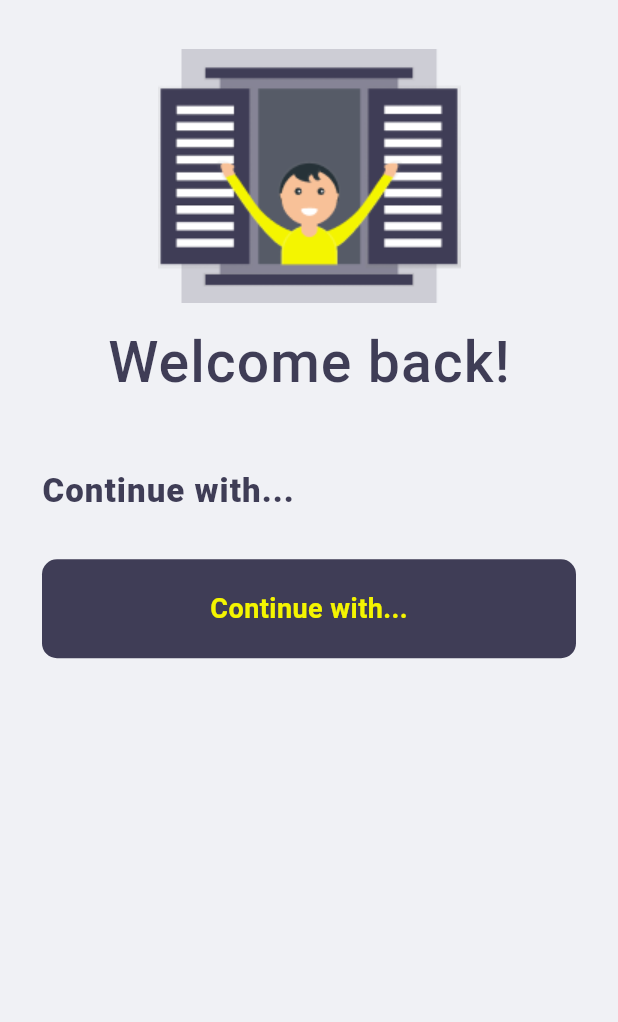
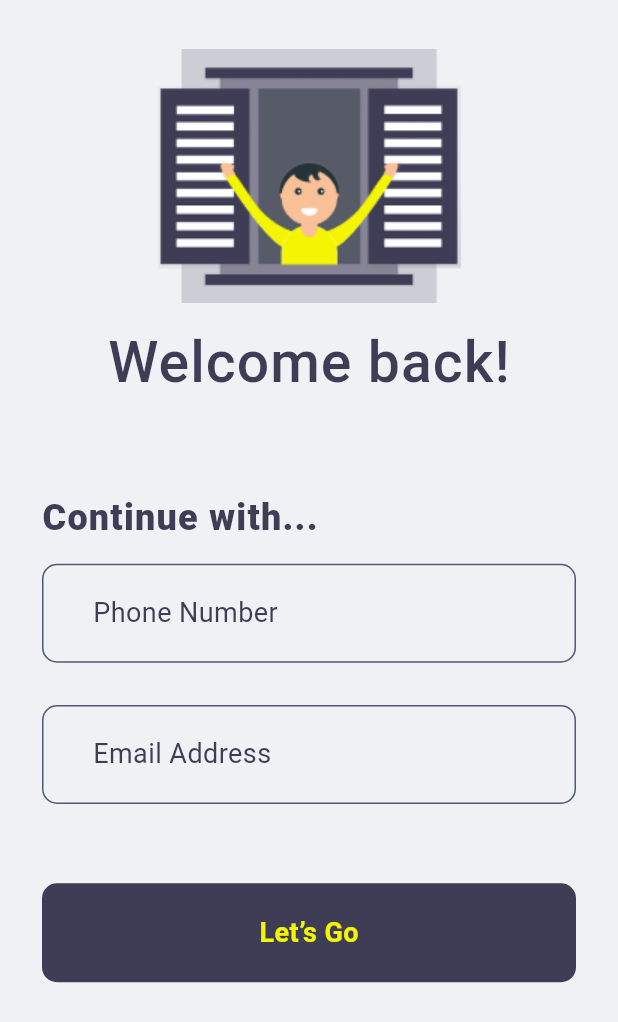
Before and after one commit to HamidAli78600/joses-delivery-app, a Flutter app: the ChooseUserTypeScreen screen opened directly, after a tap on "Customer", on a phone screen of 412 x 824 dp. Shown: the top 1022 px of the screen. Run offline on Flutter 3.47's test engine with Material 3 defaults, Android fonts, the phone set to English and light mode, and no system bars; our stand-ins replace cached_network_image, connectivity_plus, device_preview, flutter_svg, get, get_storage and 2 more; accounts and stored records are empty; Roboto replaces fonts that are missing (sfpDisplayRoundedRegular).

Commit message:
welcome screen completed

```diff
--- a/lib/controller/auth_controller.dart
+++ b/lib/controller/auth_controller.dart
@@ -36,7 +36,7 @@ class AuthController extends GetxController {
 
   //........................
 
-  // welcome screen for role selection
+  // choose user roole screen for role selection
 
   var userRole = ''.obs; // Reactive RxString
   void updateUserRole(String role) {
@@ -44,6 +44,12 @@ class AuthController extends GetxController {
     printWarning("1 check update of role: ${userRole.value}");
   }
 
+  // .........................
+
+  // welcome screen
+  // if user as a customer role
+  RxString selectedOption = ''.obs;
+  // .................
   TextEditingController emailController = TextEditingController();
   TextEditingController passwordController = TextEditingController();
 
--- a/lib/utils/app_strings.dart
+++ b/lib/utils/app_strings.dart
@@ -30,6 +30,9 @@ class AppStrings {
   static String forgetPassword = "Forget Password?";
   static String login = "Login";
   static String continueWith = "Continue with...";
+  static String phoneNumber = "Phone Number";
+  static String emailAddress = "Email Address";
+  static String letsGo = "Let’s Go";
 
   //hint
   static String search = 'Search here...';
--- a/lib/utils/constants.dart
+++ b/lib/utils/constants.dart
@@ -17,6 +17,7 @@ class AppColors {
   static const Color whiteColor = Color.fromRGBO(255, 255, 255, 1);
   static const Color hintColor = Color.fromRGBO(0, 0, 0, 0.5);
   static const Color hideIconColor = Color.fromRGBO(46, 58, 89, 0.8);
+  static const Color transparentColor = Colors.transparent;
   static const Color cardColor = Color(0xff2E2E2E);
   static const Color greenColor = Color(0xFF43DC80);
   static const Color redColor = Color(0xFFDC4343);
--- a/lib/view/auth_screens/welcome_screen.dart
+++ b/lib/view/auth_screens/welcome_screen.dart
@@ -5,6 +5,7 @@ import 'package:joses_delivery_app/utils/app_dimen.dart';
 import 'package:joses_delivery_app/utils/app_strings.dart';
 import 'package:joses_delivery_app/utils/constants.dart';
 import 'package:joses_delivery_app/utils/icons_and_images_path.dart';
+import 'package:joses_delivery_app/widgets/app_buttons/k_primary_button.dart';
 import 'package:joses_delivery_app/widgets/app_buttons/k_secondary_button.dart';
 import 'package:joses_delivery_app/widgets/k_text_field_widget.dart';
 
@@ -56,13 +57,50 @@ class WelcomeScreen extends StatelessWidget {
                           AppStrings.continueWith,
                           style: kTextStyle(
                               color: AppColors.secondaryTextColor,
-                              fontSize: FontDimen.dimen22,
+                              fontSize: FontDimen.dimen24,
                               fontWeight: FontWeight.w900,
-                              letterSpacing: 0.7
+                              letterSpacing: 0.8
                           ),
                         ),
-                      ).paddingOnly(top: mQ.height * 0.06),
-
+                      ).paddingOnly(top: mQ.height * 0.08),
+                      if(c.userRole.value == 'customer')
+                        kAppPrimaryButton(
+                          onTap: () {
+                            if (c.selectedOption.value == 'phone') {
+                              c.selectedOption.value = ''; // Deselect if already selected
+                            } else {
+                              c.selectedOption.value = 'phone'; // Select the option
+                            }
+                          },
+                          text: AppStrings.phoneNumber,
+                          height: mQ.height * 0.08,
+                          width: mQ.width,
+                          backgroundColor: c.selectedOption.value == 'phone' ? AppColors.secondaryColor.withOpacity(0.08) : AppColors.transparentColor,
+                          textStyle: kTextStyle(color: AppColors.secondaryTextColor, fontSize: FontDimen.dimen18, fontWeight: FontWeight.w400,),
+                          borderRadius: 10.0,
+                          borderColor: AppColors.secondaryColor,
+                          borderWidth: 1.0,
+                          isIcon: false,
+                        ).paddingOnly(top: mQ.height * 0.02),
+                      if(c.userRole.value == 'customer')
+                        kAppPrimaryButton(
+                          onTap: () {
+                            if (c.selectedOption.value == 'email') {
+                              c.selectedOption.value = ''; // Deselect if already selected
+                            } else {
+                              c.selectedOption.value = 'email'; // Select the option
+                            }
+                          },
+                          text: AppStrings.emailAddress,
+                          height: mQ.height * 0.08,
+                          width: mQ.width,
+                          backgroundColor: c.selectedOption.value == 'email' ? AppColors.secondaryColor.withOpacity(0.08) : AppColors.transparentColor,
+                          textStyle: kTextStyle(color: AppColors.secondaryTextColor, fontSize: FontDimen.dimen18, fontWeight: FontWeight.w400,),
+                          borderRadius: 10.0,
+                          borderColor: AppColors.secondaryColor,
+                          borderWidth: 1.0,
+                          isIcon: false,
+                        ).paddingOnly(top: mQ.height * 0.01),
                       // for restaurant or rider
                       if(c.userRole.value == 'restaurant' || c.userRole.value == 'rider')
                         KTextField(
@@ -85,9 +123,9 @@ class WelcomeScreen extends StatelessWidget {
                         KTextField(
                             controller: c.passwordController,
                             hintText: AppStrings.password,
-                        suffixIcon: c.showPassword.value? Icons.visibility: Icons.visibility_off,
+                            suffixIcon: c.showPassword.value ? Icons.visibility : Icons.visibility_off,
                             obSecureText: c.showPassword.value,
-                        suffixOnTap: (){
+                            suffixOnTap: () {
                               c.togglePassword();
                             },
                             context: context,
@@ -102,7 +140,7 @@ class WelcomeScreen extends StatelessWidget {
                         Align(
                           alignment: Alignment.centerRight,
                           child: GestureDetector(
-                          onTap: (){
+                            onTap: () {
                               // Get.to(ForgetPasswordScreen());
                             },
                             child: Text(
@@ -118,9 +156,14 @@ class WelcomeScreen extends StatelessWidget {
                         ),
                       kSecondaryButton(
                         onTap: () {
-
+                          if (c.selectedOption.value.isEmpty) {
+                            // Show popup to choose an option first
+                            Get.snackbar("Selection Required", "Please choose an option first.");
+                          } else {
+                            // Proceed with selected option
+                          }
                         },
-                        text: c.userRole.value == 'restaurant' || c.userRole.value == 'rider' ? AppStrings.login : AppStrings.continueWith,
+                        text: c.userRole.value == 'restaurant' || c.userRole.value == 'rider' ? AppStrings.login : AppStrings.letsGo,
                         height: mQ.height * 0.08,
                         width: mQ.width,
                         buttonColor: AppColors.buttonColor,
--- a/lib/widgets/app_buttons/k_primary_button.dart
+++ b/lib/widgets/app_buttons/k_primary_button.dart
@@ -13,6 +13,9 @@ Widget kAppPrimaryButton({
   double? width,
   double? borderRadius,
   EdgeInsets? padding,
+  bool? isIcon,
+  Color? borderColor,
+  double? borderWidth,
 }) {
   return GestureDetector(
     onTap: onTap,
@@ -22,6 +25,7 @@ Widget kAppPrimaryButton({
       decoration: BoxDecoration(
         color: backgroundColor ?? AppColors.primaryWhiteColor.withOpacity(0.2),
         borderRadius: BorderRadius.circular(borderRadius ?? 10),
+        border: Border.all(color: borderColor ?? AppColors.transparentColor,width: borderWidth ?? 0.0)
       ),
       child: Row(
         crossAxisAlignment: CrossAxisAlignment.center,
@@ -38,7 +42,9 @@ Widget kAppPrimaryButton({
                   letterSpacing: 1.5,
                 ),
           ).paddingOnly(left: padding?.left ?? mQ.width * 0.08),
-          Icon(
+          isIcon == false
+           ? const SizedBox()
+           : Icon(
             icon ?? Icons.arrow_forward_ios,
             size: 16,
           ).paddingOnly(right: padding?.right ?? mQ.width * 0.08)
```
Lines whose indentation alone changed are shown as unchanged.
